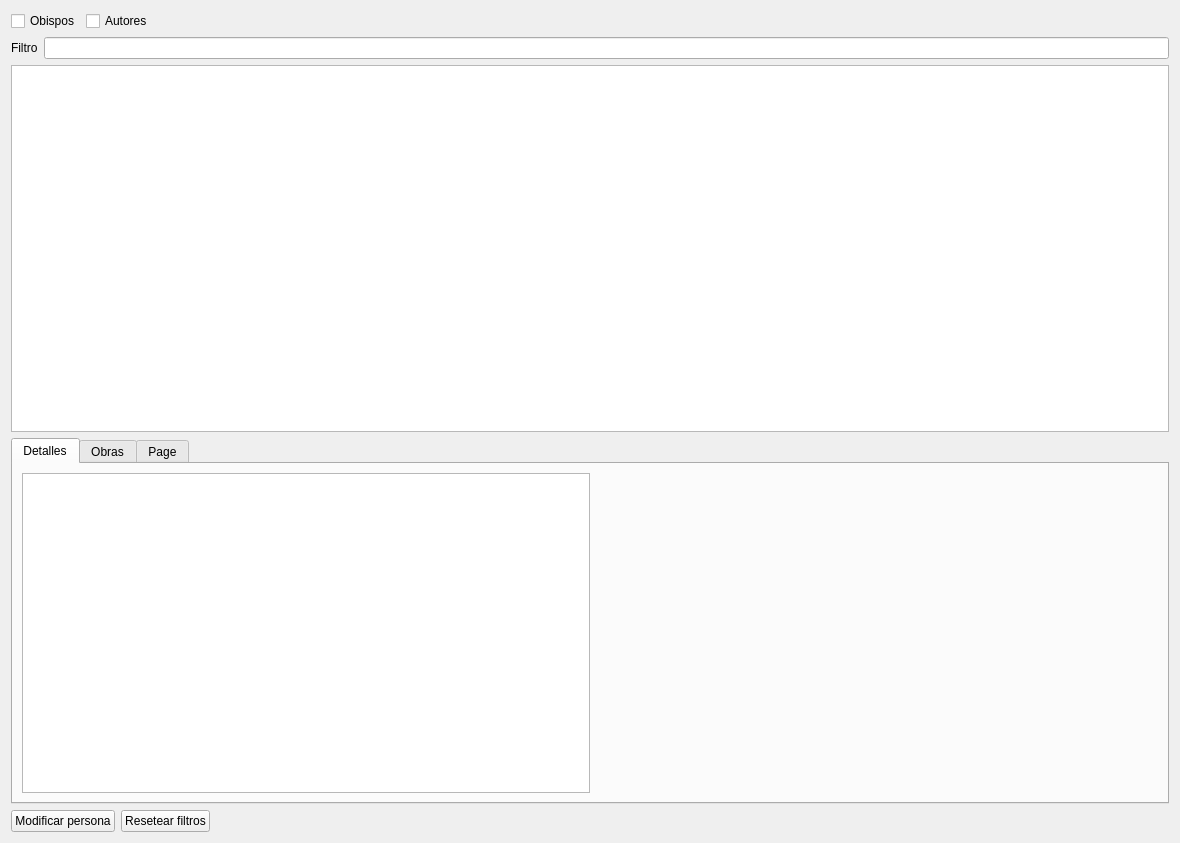
rogorido/qtpredicadores, file gui/dlggestionpersonas.ui: the form before one commit.
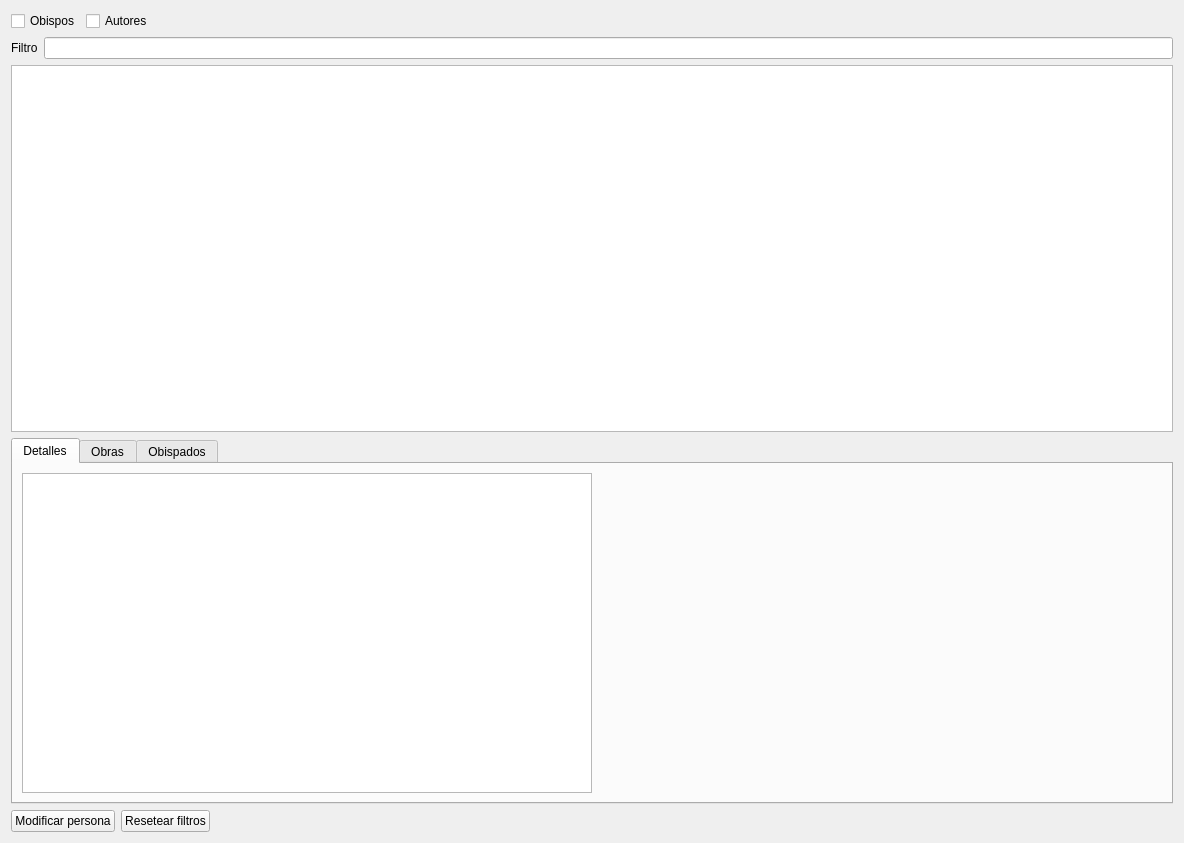
The form after the commit.

Commit message: Ver obispados de cada autor.

What changed in the file:
```diff
--- a/gui/dlggestionpersonas.ui
+++ b/gui/dlggestionpersonas.ui
@@ -64,7 +64,14 @@
     </layout>
    </item>
    <item>
-    <widget class="QTableView" name="tvPersonas"/>
+    <widget class="QTableView" name="tvPersonas">
+     <property name="minimumSize">
+      <size>
+       <width>1162</width>
+       <height>364</height>
+      </size>
+     </property>
+    </widget>
    </item>
    <item>
     <widget class="QTabWidget" name="tabWidget">
@@ -110,7 +117,7 @@
      </widget>
      <widget class="QWidget" name="tab_3">
       <attribute name="title">
-       <string>Page</string>
+       <string>Obispados</string>
       </attribute>
       <layout class="QHBoxLayout" name="horizontalLayout_3">
        <item>
```
The commit also changes 2 other files.
